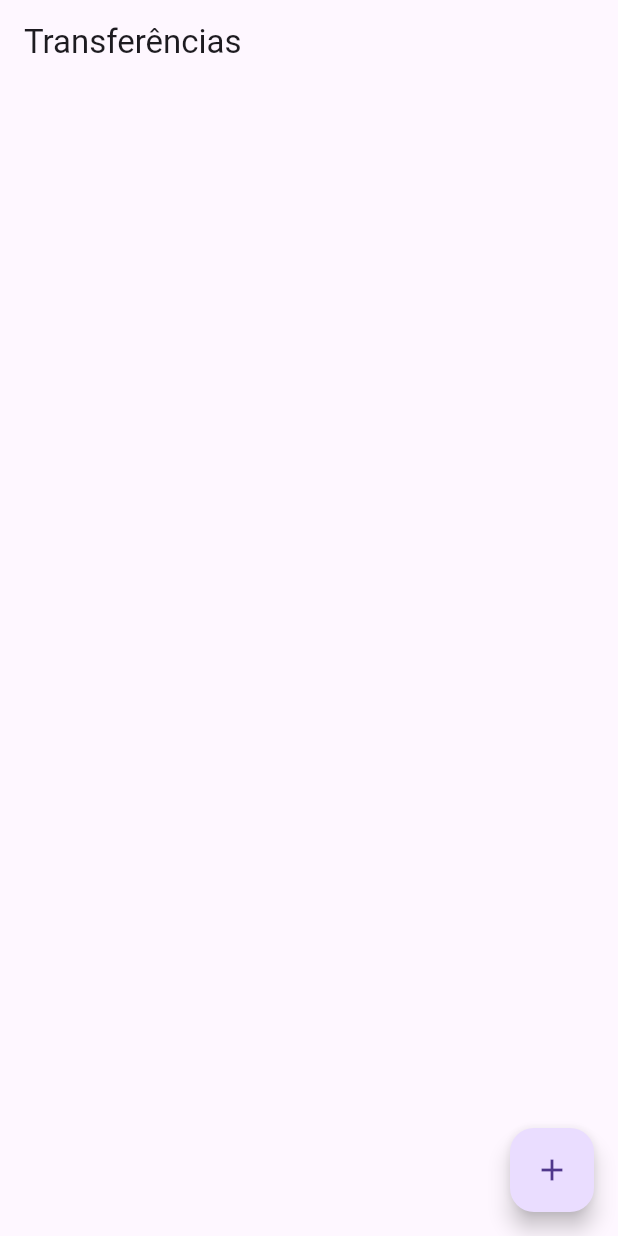
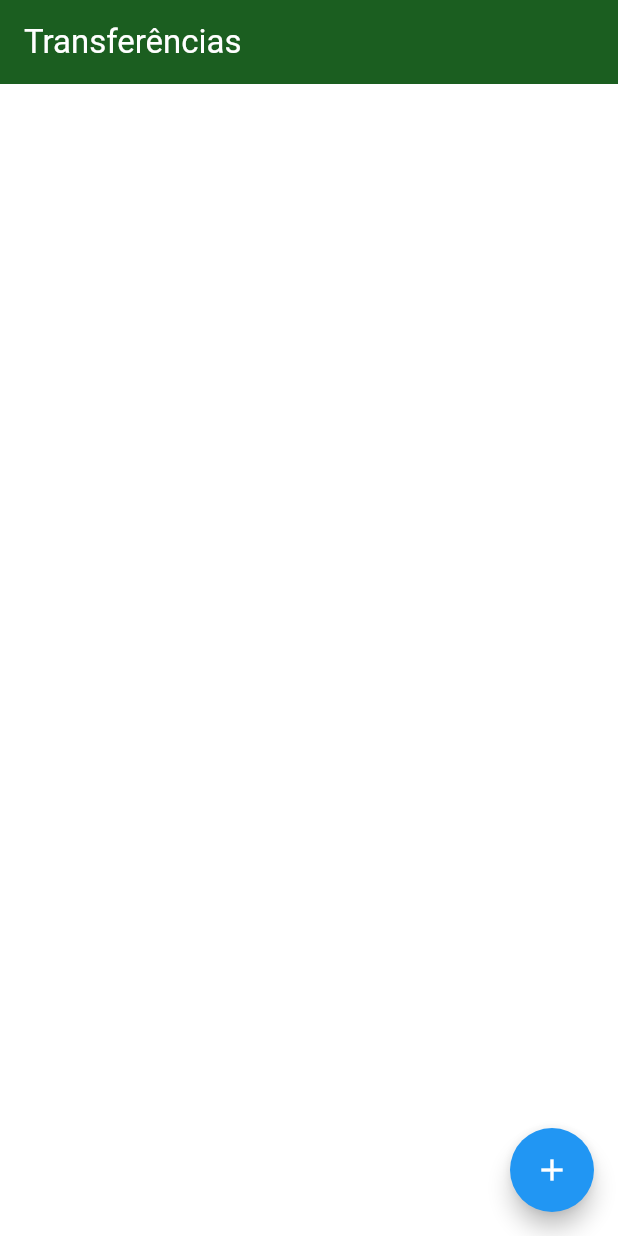
Before and after one commit to lucasjdc/flutter-criando-um-app, a Flutter app: the screen it shows after launch, on a phone screen of 412 x 824 dp. Run offline on Flutter 3.47's test engine with Material 3 defaults, Android fonts, the phone set to English and light mode, and no system bars.

Commit message:
Ajustando o tema do projeto

```diff
--- a/lib/main.dart
+++ b/lib/main.dart
@@ -5,7 +5,31 @@ void main() => runApp(ByteBankApp());
 class ByteBankApp extends StatelessWidget {
   @override
   Widget build(BuildContext context) {
-    return MaterialApp(home: Scaffold(body: ListaTransferencias()));
+    return MaterialApp(
+      theme: ThemeData(
+        useMaterial3: true,
+        primaryColor: Colors.green[900],
+        colorScheme: ColorScheme.fromSwatch().copyWith(
+          secondary: Colors.blueAccent[700],
+        ),
+        appBarTheme: AppBarTheme(
+          backgroundColor: Colors.green[900],
+          foregroundColor: Colors.white,
+        ),
+        elevatedButtonTheme: ElevatedButtonThemeData(
+          style: ElevatedButton.styleFrom(
+            backgroundColor: Colors.blueAccent[700],
+            foregroundColor: Colors.white,
+            textStyle: TextStyle(fontSize: 16),
+            padding: EdgeInsets.symmetric(horizontal: 24, vertical: 12),
+          ),
+        ),
+        floatingActionButtonTheme: FloatingActionButtonThemeData(
+          shape: CircleBorder(),
+        ),
+      ),
+      home: ListaTransferencias(),
+    );
   }
 }
 
@@ -103,6 +127,7 @@ class _ListaTransferenciasState extends State<ListaTransferencias> {
         },
       ),
       floatingActionButton: FloatingActionButton(
+        // tinha que ser redondo esse Button
         child: Icon(Icons.add),
         onPressed: () {
           final Future<Transferencia?> future = Navigator.push(
```
